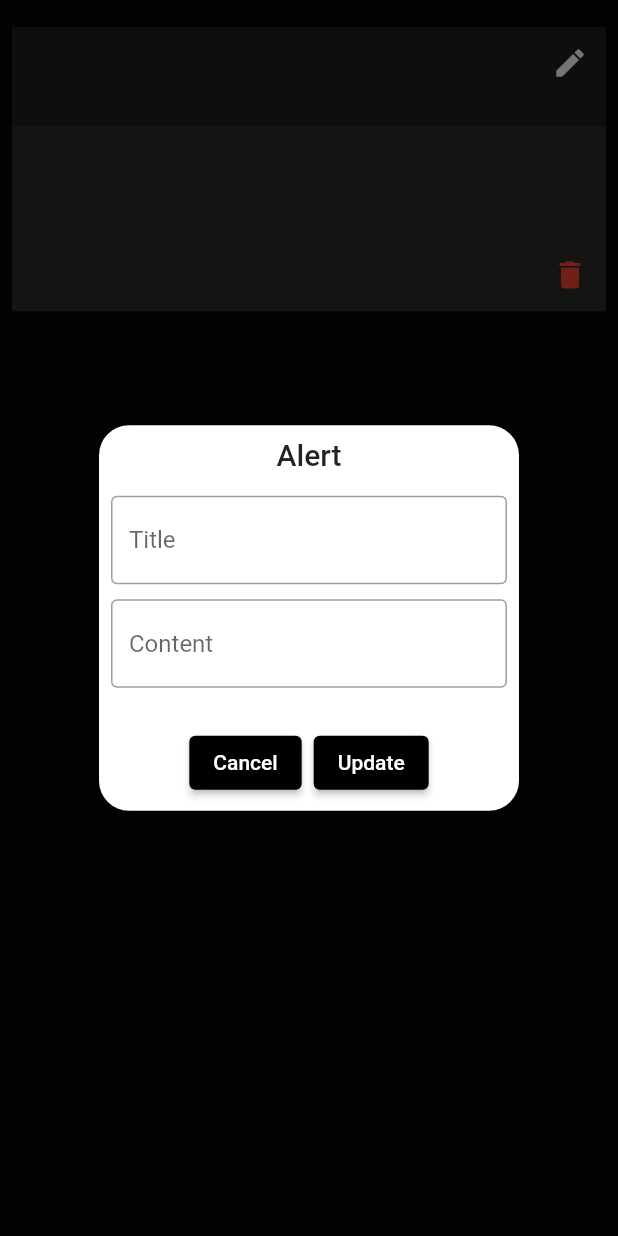
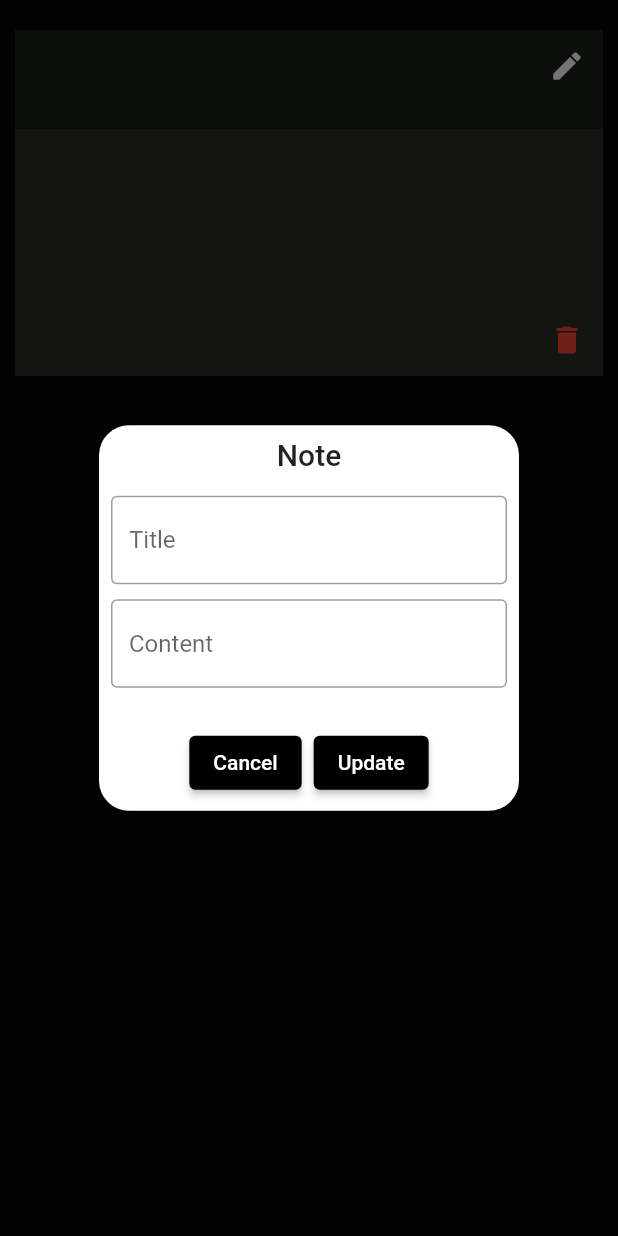
Before and after one commit to Musthafa-Ap/Note_App, a Flutter app: the NoteCard widget shown alone on an empty page, opened directly with empty values, after a tap on the "edit" icon, on a phone screen of 412 x 824 dp. Run offline on Flutter 3.47's test engine with Material 2 defaults, Android fonts, the light colour scheme and no system bars; our stand-ins replace get, hive_flutter; accounts and stored records are empty.

Commit message:
Some bugs are fixed

```diff
--- a/lib/controller/controller.dart
+++ b/lib/controller/controller.dart
@@ -1,5 +1,5 @@
-import 'package:email_validation/hive_repository/box_repository.dart';
-import 'package:email_validation/model/note_model.dart';
+import 'package:note_app/hive_repository/box_repository.dart';
+import 'package:note_app/model/note_model.dart';
 import 'package:get/state_manager.dart';
 import 'package:hive_flutter/hive_flutter.dart';
 
--- a/lib/hive_repository/box_repository.dart
+++ b/lib/hive_repository/box_repository.dart
@@ -1,5 +1,6 @@
-import 'package:email_validation/model/note_model.dart';
 import 'package:hive_flutter/hive_flutter.dart';
+
+import '../model/note_model.dart';
 
 class BoxRepository {
   static const String boxName = "Note";
--- a/lib/main.dart
+++ b/lib/main.dart
@@ -1,4 +1,4 @@
-import 'package:email_validation/hive_repository/box_repository.dart';
+import 'hive_repository/box_repository.dart';
 import 'package:flutter/material.dart';
 import 'package:hive_flutter/hive_flutter.dart';
 import 'screen/my_home_page.dart';
--- a/lib/widgets/dialog_screen.dart
+++ b/lib/widgets/dialog_screen.dart
@@ -1,4 +1,4 @@
-import 'package:email_validation/controller/controller.dart';
+import 'package:note_app/controller/controller.dart';
 import 'package:flutter/material.dart';
 import 'package:get/get.dart';
 import '../screen/my_home_page.dart';
@@ -14,22 +14,23 @@ Future<dynamic> DiologScreen({int? index, NoteModel? note}) {
   }
 
   return Get.defaultDialog(
+    title: "Note",
     content: Column(
       children: [
         TextFormField(
           controller: titleController,
-          decoration:
-              InputDecoration(hintText: "Title", border: OutlineInputBorder()),
+          decoration: const InputDecoration(
+              hintText: "Title", border: OutlineInputBorder()),
         ),
-        SizedBox(
+        const SizedBox(
           height: 10,
         ),
         TextFormField(
           controller: contentController,
-          decoration: InputDecoration(
+          decoration: const InputDecoration(
               hintText: "Content", border: OutlineInputBorder()),
         ),
-        SizedBox(
+        const SizedBox(
           height: 10,
         ),
       ],
@@ -41,7 +42,7 @@ Future<dynamic> DiologScreen({int? index, NoteModel? note}) {
           onPressed: () {
             Get.back();
           },
-          child: Text("Cancel")),
+          child: const Text("Cancel")),
       ElevatedButton(
           onPressed: () {
             final _title = titleController.text;
--- a/lib/widgets/note_card.dart
+++ b/lib/widgets/note_card.dart
@@ -17,22 +17,22 @@ class NoteCard extends StatelessWidget {
   @override
   Widget build(BuildContext context) {
     return Padding(
-      padding: const EdgeInsets.all(8.0),
+      padding: const EdgeInsets.all(10),
       child: Column(
         children: [
-          SizedBox(
+          const SizedBox(
             height: 10,
           ),
           Stack(
             children: [
               Container(
-                padding: EdgeInsets.only(top: 19),
+                padding: const EdgeInsets.only(top: 19),
                 width: double.infinity,
                 height: MediaQuery.of(context).size.width * .16,
-                color: Color.fromARGB(227, 29, 35, 29),
+                color: const Color.fromARGB(227, 29, 35, 29),
                 child: Text(
                   note.title,
-                  style: TextStyle(
+                  style: const TextStyle(
                       color: Colors.white,
                       fontSize: 25,
                       fontWeight: FontWeight.bold),
@@ -46,7 +46,7 @@ class NoteCard extends StatelessWidget {
                       onPressed: () {
                         DiologScreen(index: index, note: note);
                       },
-                      icon: Icon(
+                      icon: const Icon(
                         Icons.edit,
                         color: Colors.white,
                       )))
@@ -55,14 +55,14 @@ class NoteCard extends StatelessWidget {
           Stack(
             children: [
               Container(
-                padding: EdgeInsets.all(10),
+                padding: const EdgeInsets.all(10),
                 width: double.infinity,
-                height: MediaQuery.of(context).size.width * .3,
-                color: Color.fromARGB(255, 43, 43, 41),
+                height: MediaQuery.of(context).size.width * .4,
+                color: const Color.fromARGB(255, 43, 43, 41),
                 child: Text(
                   note.content,
-                  style: TextStyle(
-                      overflow: TextOverflow.ellipsis,
+                  style: const TextStyle(
+                      //overflow: TextOverflow.ellipsis,
                       color: Colors.white,
                       fontSize: 25),
                 ),
@@ -74,13 +74,13 @@ class NoteCard extends StatelessWidget {
                       onPressed: () {
                         Get.find<NoteController>().deleteNote(index: index);
                       },
-                      icon: Icon(
+                      icon: const Icon(
                         Icons.delete,
                         color: Colors.red,
                       )))
             ],
           ),
-          SizedBox(
+          const SizedBox(
             height: 5,
           )
         ],
--- a/pubspec.yaml
+++ b/pubspec.yaml
@@ -1,4 +1,4 @@
-name: email_validation
+name: note_app
 description: A new Flutter project.
 
 # The following line prevents the package from being accidentally published to
```
